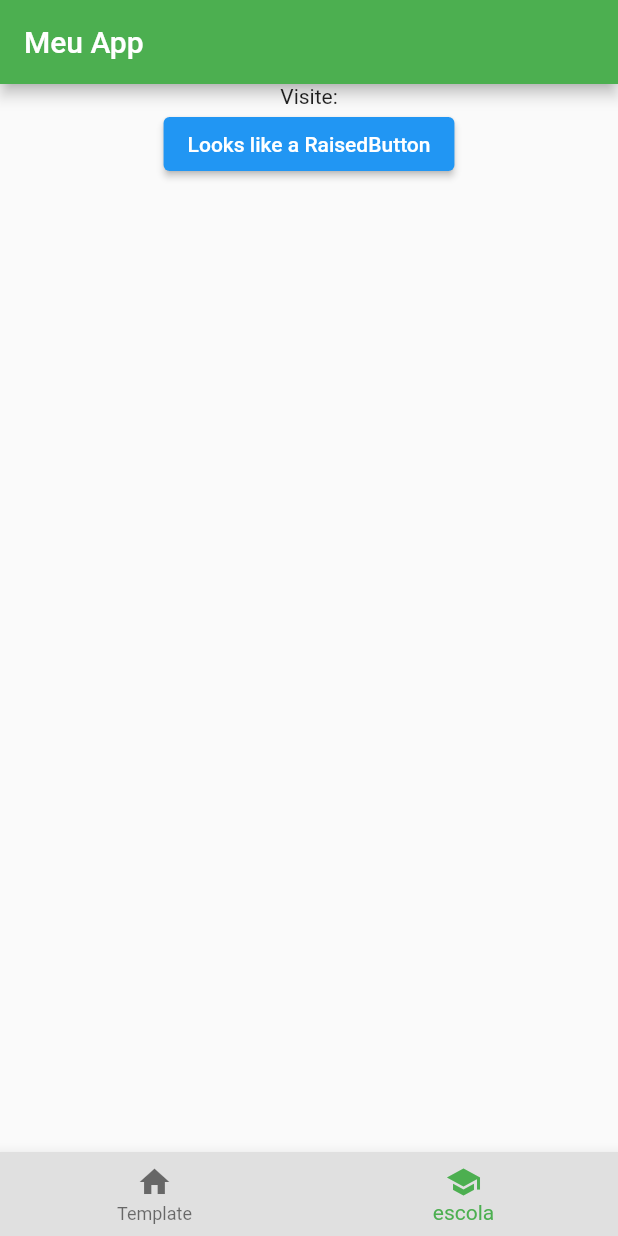
After one commit to BrunoSouzaPicinini/CursoFlutterSchoolOfNet, a Flutter app: the screen it shows after launch, item 2 of the bottom bar chosen, after a tap on "Looks like a RaisedButton", on a phone screen of 412 x 824 dp. The commit adds this screen. Run offline on Flutter 3.47's test engine with Material 2 defaults, Android fonts, the light colour scheme and no system bars.

Commit message:
first setState implementation with tabs in BottomNavigationBarItem

```diff
--- /dev/null
+++ b/lib/pages/homePage.dart
@@ -0,0 +1,33 @@
+import 'package:flutter/material.dart';
+
+class HomePage extends StatefulWidget {
+  const HomePage({Key? key}) : super(key: key);
+
+  @override
+  State<HomePage> createState() => _HomePageState();
+}
+
+class _HomePageState extends State<HomePage> {
+  @override
+  Widget build(BuildContext context) {
+    return Column(
+      mainAxisAlignment: MainAxisAlignment.center,
+      children: <Widget>[
+        Text(
+          'Hello World, Flutter!',
+          textAlign: TextAlign.center,
+          style: TextStyle(
+              color: Colors.blueAccent, decoration: TextDecoration.none),
+        ),
+        Text(
+          'animado com esse cara',
+          textAlign: TextAlign.center,
+          style: TextStyle(
+              color: Colors.green,
+              fontSize: 30,
+              decoration: TextDecoration.none),
+        ),
+      ],
+    );
+  }
+}
--- /dev/null
+++ b/lib/pages/schoolPage.dart
@@ -0,0 +1,21 @@
+import 'package:flutter/material.dart';
+
+class SchoolPage extends StatefulWidget {
+  const SchoolPage({Key? key}) : super(key: key);
+
+  @override
+  State<SchoolPage> createState() => _SchoolPageState();
+}
+
+class _SchoolPageState extends State<SchoolPage> {
+  @override
+  Widget build(BuildContext context) {
+    return Column(
+      children: <Widget>[
+        Text('Visite:', textAlign: TextAlign.center),
+        ElevatedButton(
+            onPressed: () {}, child: Text('Looks like a RaisedButton'))
+      ],
+    );
+  }
+}
--- /dev/null
+++ b/lib/template.dart
@@ -0,0 +1,47 @@
+import 'package:flutter/material.dart';
+import 'package:son_counter/pages/homePage.dart';
+import 'package:son_counter/pages/schoolPage.dart';
+
+class TemplateApp extends StatefulWidget {
+  const TemplateApp({Key? key}) : super(key: key);
+
+  @override
+  State<TemplateApp> createState() => _TemplateAppState();
+}
+
+class _TemplateAppState extends State<TemplateApp> {
+  var homePage = new HomePage();
+  var schoolPage = new SchoolPage();
+  var _selectedPageIndex = 0;
+  var _pages;
+
+  @override
+  Widget build(BuildContext context) {
+    _pages = [homePage, schoolPage];
+
+    return Scaffold(
+      appBar: AppBar(
+        title: Text('Meu App'),
+        backgroundColor: Colors.green,
+      ),
+      body: _body(),
+      bottomNavigationBar: BottomNavigationBar(
+        backgroundColor: Colors.grey.shade300,
+        items: <BottomNavigationBarItem>[
+          BottomNavigationBarItem(icon: Icon(Icons.home), label: 'Template'),
+          BottomNavigationBarItem(icon: Icon(Icons.school), label: 'escola'),
+        ],
+        fixedColor: Colors.green,
+        currentIndex: _selectedPageIndex,
+        onTap: (index) => setState(() => _selectedPageIndex = index),
+      ),
+    );
+  }
+
+  _body() {
+    return Container(
+      constraints: BoxConstraints.expand(),
+      child: _pages[_selectedPageIndex],
+    );
+  }
+}
```
Also changed, not shown: lib/main.dart (+2 -49 lines).
